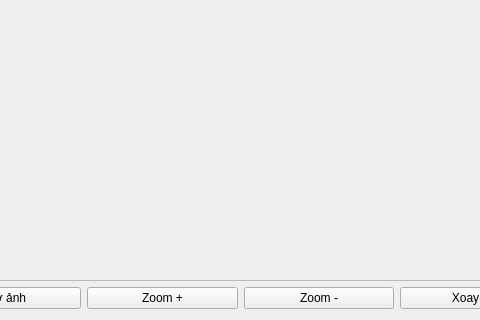
First picture: the form in image_viewer/viewer.ui, repository thanhhieu16/PyQt, before the edit; both pictures show x 81 to 561 and y 280 to 600 of the 800 by 600 pixel window.
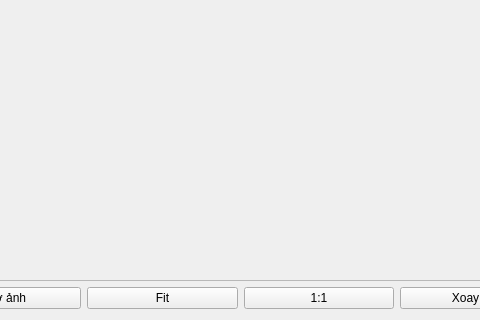
Second picture: the form after the edit.

What changed in the file:
```diff
--- a/image_viewer/viewer.ui
+++ b/image_viewer/viewer.ui
@@ -52,14 +52,14 @@
      <item>
       <widget class="QPushButton" name="btn_zoom_in">
        <property name="text">
-        <string>Zoom +</string>
+        <string>Fit</string>
        </property>
       </widget>
      </item>
      <item>
       <widget class="QPushButton" name="btn_zoom_out">
        <property name="text">
-        <string>Zoom -</string>
+        <string>1:1</string>
        </property>
       </widget>
      </item>
```
Left out of the diff: 12 changed lines with no effect on the pictures.
